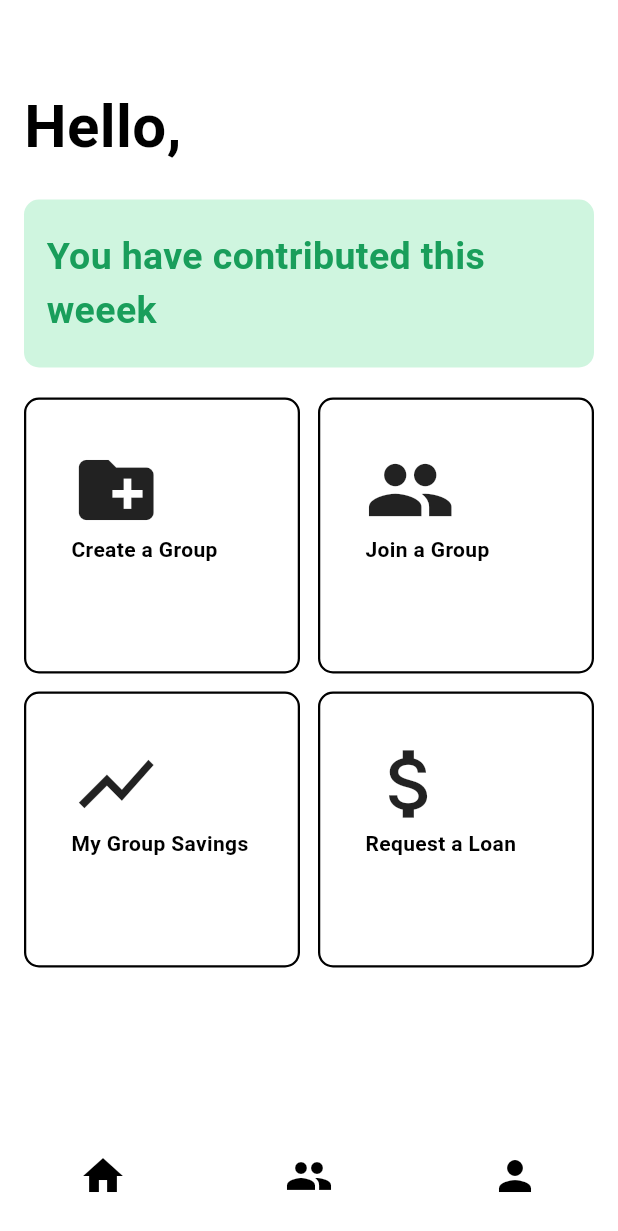
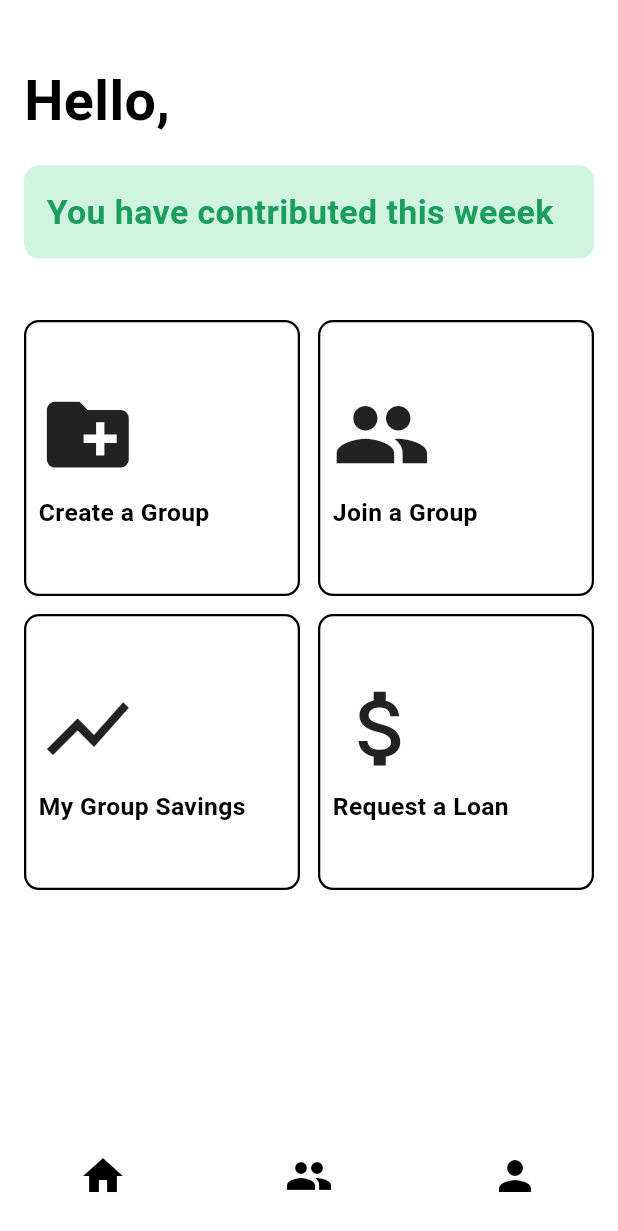
Before and after one commit to j03-dev/voamamy, a Flutter app: the HomeScreen screen opened by its route, on a phone screen of 412 x 824 dp. Shown: the top 1231 px of the screen. Run offline on Flutter 3.47's test engine with Material 3 defaults, Android fonts, the light colour scheme and no system bars; our stand-ins replace dio, shared_preferences; accounts and stored records are empty; network calls fail.

Commit message:
Make UI responsive to different screen sizes
Replace fixed dimensions with screen-relative measurements across
components. Add text overflow handling, improve feature card layout,
and adjust styling for better display across device sizes.

```diff
--- a/app/frontend/lib/src/features/home/home_screen.dart
+++ b/app/frontend/lib/src/features/home/home_screen.dart
@@ -30,8 +30,14 @@ class _HomeScreenState extends State<HomeScreen> {
 
   @override
   Widget build(BuildContext context) {
-    final _lastName =
+    final lastName =
         _currentUser != null ? _currentUser!.full_name.split(" ").last : "";
+
+    final double verticalSpacing = MediaQuery.of(context).size.height * 0.02;
+    final double largeTextSize = MediaQuery.of(context).size.width * 0.09;
+    final double mediumTextSize = MediaQuery.of(context).size.width * 0.055;
+    final double screenWidth = MediaQuery.of(context).size.width;
+
     return Scaffold(
       body: SafeArea(
         child: Padding(
@@ -39,32 +45,37 @@ class _HomeScreenState extends State<HomeScreen> {
           child: Column(
             crossAxisAlignment: CrossAxisAlignment.start,
             children: [
-              const SizedBox(height: 40),
+              SizedBox(height: verticalSpacing * 1.5),
               Text(
-                "Hello, $_lastName",
-                style: TextStyle(fontSize: 40, fontWeight: FontWeight.bold),
+                "Hello, $lastName",
+                style: TextStyle(
+                  fontSize: largeTextSize,
+                  fontWeight: FontWeight.bold,
+                ),
+                overflow: TextOverflow.ellipsis,
               ),
-              const SizedBox(height: 20),
+              SizedBox(height: verticalSpacing),
               Container(
                 padding: const EdgeInsets.symmetric(
-                  vertical: 20,
+                  vertical: 15,
                   horizontal: 15,
                 ),
-                width: MediaQuery.of(context).size.width,
+                width: screenWidth,
+                decoration: BoxDecoration(
+                  color: Color.fromRGBO(207, 245, 223, 1.0),
+                  borderRadius: BorderRadius.circular(10),
+                ),
                 child: Text(
                   "You have contributed this weeek",
                   style: TextStyle(
                     color: Theme.of(context).primaryColor,
                     fontWeight: FontWeight.w600,
-                    fontSize: 25,
+                    fontSize: mediumTextSize,
                   ),
-                ),
-                decoration: BoxDecoration(
-                  color: Color.fromRGBO(207, 245, 223, 1.0),
-                  borderRadius: BorderRadius.circular(10),
+                  overflow: TextOverflow.ellipsis,
                 ),
               ),
-              const SizedBox(height: 20),
+              SizedBox(height: verticalSpacing * 2.5),
               Expanded(
                 child: GridView.count(
                   crossAxisCount: 2,
--- a/app/frontend/lib/src/widgets/check_list.dart
+++ b/app/frontend/lib/src/widgets/check_list.dart
@@ -38,7 +38,7 @@ class CheckList extends StatelessWidget {
             ],
           ),
         ),
-        Text(rightItem),
+        Text(rightItem, style: TextStyle(color: Colors.grey)),
       ],
     );
   }
--- a/app/frontend/lib/src/widgets/feature_card.dart
+++ b/app/frontend/lib/src/widgets/feature_card.dart
@@ -13,23 +13,39 @@ class FeatureCard extends StatelessWidget {
 
   @override
   Widget build(BuildContext context) {
+    final screenSize = MediaQuery.of(context).size;
+
     return GestureDetector(
       onTap: action,
       child: Container(
-        padding: const EdgeInsets.symmetric(vertical: 30, horizontal: 30),
-        child: Column(
-          crossAxisAlignment: CrossAxisAlignment.start,
-          children: [
-            Icon(icon, size: 60),
-            Text(
-              label,
-              style: TextStyle(fontSize: 14, fontWeight: FontWeight.w600),
-            ),
-          ],
-        ),
+        constraints: const BoxConstraints(minWidth: 100, minHeight: 100),
         decoration: BoxDecoration(
           borderRadius: BorderRadius.circular(10),
           border: Border.all(color: Colors.black, width: 1.5),
+        ),
+        padding: EdgeInsets.symmetric(
+          vertical: screenSize.height * 0.02,
+          horizontal: screenSize.width * 0.02,
+        ),
+        child: LayoutBuilder(
+          builder: (context, constraints) {
+            return Column(
+              crossAxisAlignment: CrossAxisAlignment.start,
+              mainAxisAlignment: MainAxisAlignment.center,
+              children: [
+                Icon(icon, size: constraints.maxWidth * 0.4),
+                const SizedBox(height: 8),
+                Text(
+                  label,
+                  style: TextStyle(
+                    fontSize: constraints.maxWidth * 0.1,
+                    fontWeight: FontWeight.w600,
+                  ),
+                  overflow: TextOverflow.ellipsis,
+                ),
+              ],
+            );
+          },
         ),
       ),
     );
```
